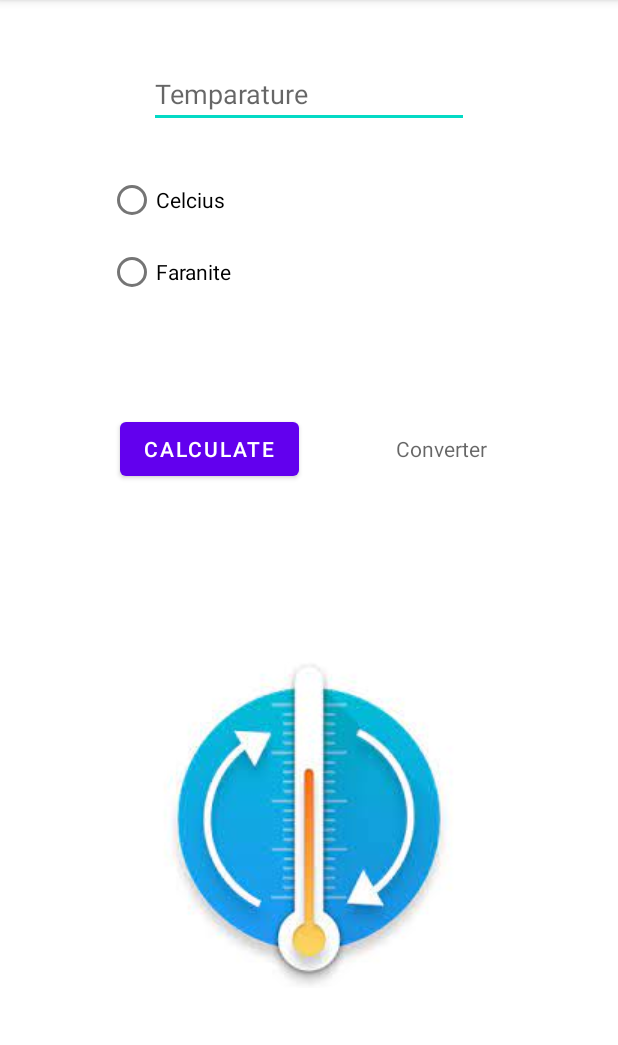
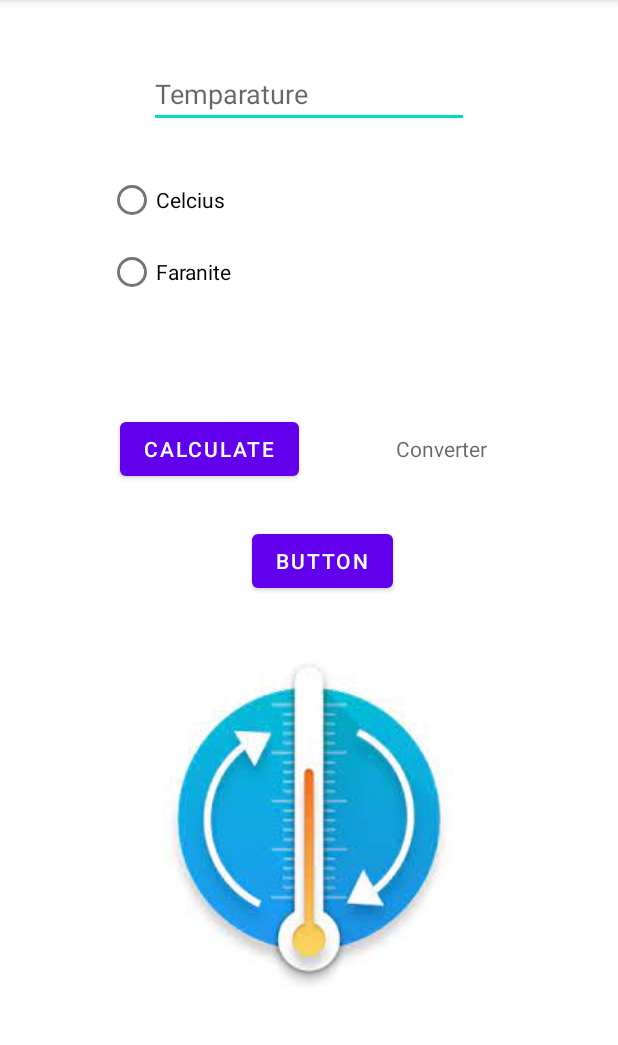
Before and after one commit to ks-nishan/Temperature_Calculator, an Android app: the screen it shows after launch (MainActivity), on a phone screen of 412 x 824 dp, the part 84-1129 px from its top. Run offline under Robolectric (Android 15) with nearby library versions, the phone set to English and light mode, and no system bars.

Commit message:
Extra Button added

```diff
--- a/app/src/main/res/layout/activity_main.xml
+++ b/app/src/main/res/layout/activity_main.xml
@@ -79,4 +79,15 @@
         app:layout_constraintTop_toBottomOf="@+id/buttonCalculate"
         app:srcCompat="@drawable/temperature" />
 
+    <Button
+        android:id="@+id/button"
+        android:layout_width="wrap_content"
+        android:layout_height="wrap_content"
+        android:layout_marginTop="350dp"
+        android:layout_marginEnd="150dp"
+        android:layout_marginRight="150dp"
+        android:text="Button"
+        app:layout_constraintEnd_toEndOf="parent"
+        app:layout_constraintTop_toTopOf="parent" />
+
 </androidx.constraintlayout.widget.ConstraintLayout>
```
